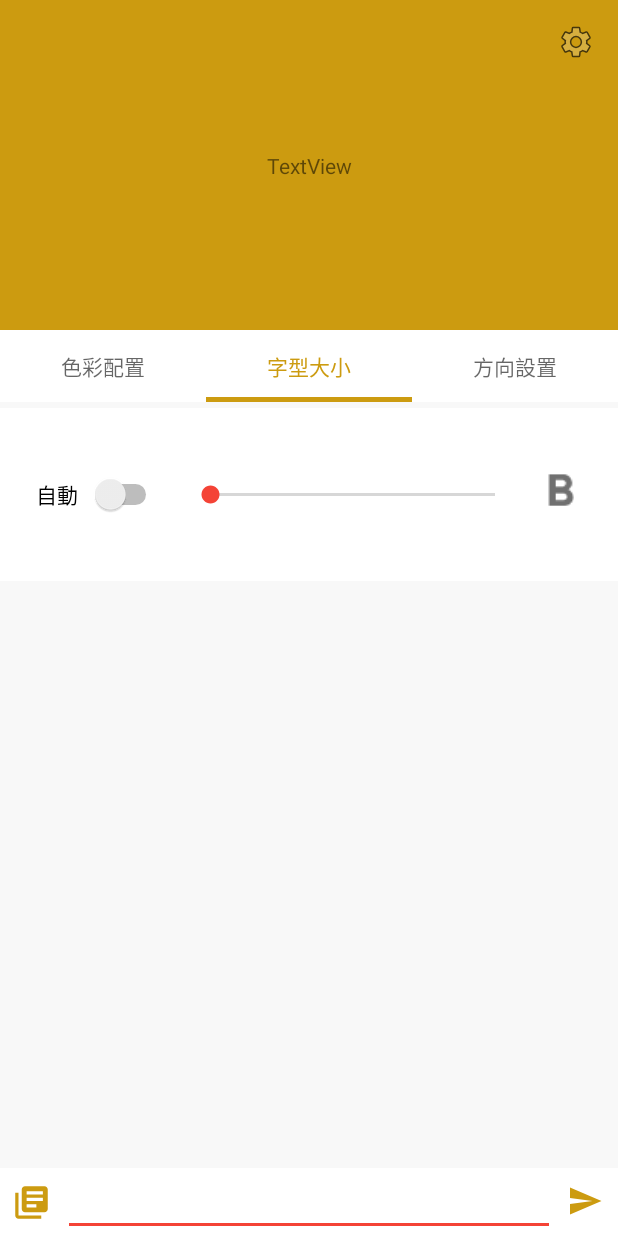
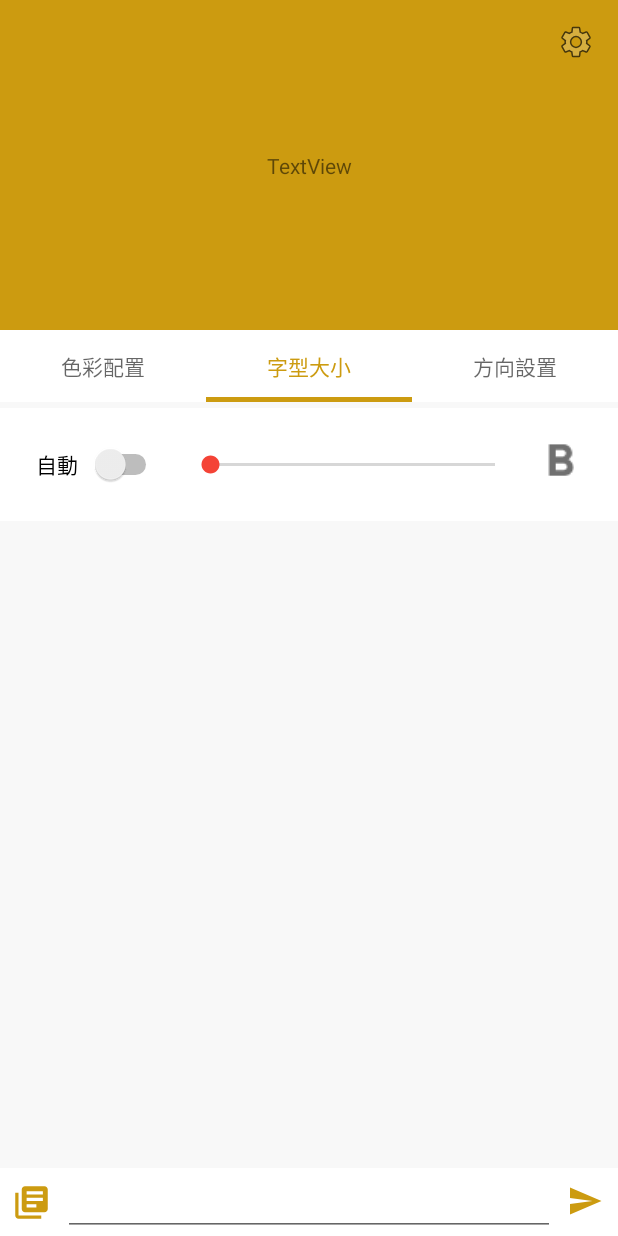
Before and after one commit to mrfatworm/VisualChat, an Android app: the screen it shows after launch (MainActivity), tab 2 chosen, on a phone screen of 412 x 824 dp. Run offline under Robolectric (Android 15) with nearby library versions, the phone set to English and light mode, and no system bars.

Commit message:
Modify ViewPager to ViewPager2
ViewPager -> ViewPager2
viewpagerAdapter : CustomizeAdapter -> ViewPager2Adapter
modify Customize*Fragment layout height

```diff
--- a/app/src/main/java/yuntech/b10517012/visualchat/CustomizeFontFragment.kt
+++ b/app/src/main/java/yuntech/b10517012/visualchat/CustomizeFontFragment.kt
@@ -4,10 +4,7 @@ import android.os.Bundle
 import android.view.LayoutInflater
 import android.view.View
 import android.view.ViewGroup
-import android.widget.AbsSeekBar
-import android.widget.ImageButton
-import android.widget.SeekBar
-import android.widget.Switch
+import android.widget.*
 import androidx.fragment.app.Fragment
 
 class CustomizeFontFragment : Fragment() {
@@ -15,7 +12,7 @@ class CustomizeFontFragment : Fragment() {
     private lateinit var customizeViewModel: CustomizeViewModel;
     private lateinit var swAuto: Switch
     private lateinit var seekBar: SeekBar
-    private lateinit var btnBold: ImageButton
+    private lateinit var cbBold: CheckBox
 
     fun setViewModel(customizeViewModel: CustomizeViewModel){
         this.customizeViewModel = customizeViewModel
@@ -24,6 +21,10 @@ class CustomizeFontFragment : Fragment() {
         inflater: LayoutInflater, container: ViewGroup?, savedInstanceState: Bundle?): View? {
         val root = inflater.inflate(R.layout.fragment_customize_font, container, false)
 
+        swAuto = root.findViewById(R.id.sw_font_auto)
+        seekBar = root.findViewById(R.id.seekBar_font)
+        cbBold = root.findViewById(R.id.cb_font_bold)
+
         return root
     }
 }
--- a/app/src/main/java/yuntech/b10517012/visualchat/MainActivity.kt
+++ b/app/src/main/java/yuntech/b10517012/visualchat/MainActivity.kt
@@ -2,18 +2,22 @@ package yuntech.b10517012.visualchat
 
 import androidx.appcompat.app.AppCompatActivity
 import android.os.Bundle
+import android.view.View
+import android.view.ViewGroup
 import android.widget.TextView
+import android.widget.Toast
 import androidx.lifecycle.Observer
 import androidx.lifecycle.ViewModelProviders
-import androidx.viewpager.widget.ViewPager
+import androidx.viewpager2.widget.ViewPager2
 import com.google.android.material.tabs.TabLayout
+import com.google.android.material.tabs.TabLayoutMediator
 
 class MainActivity : AppCompatActivity() {
 
     private lateinit var tvPreview:TextView
     private lateinit var tabLayout:TabLayout
-    private lateinit var viewPager: ViewPager
-    private lateinit var adapter: CustomizeAdapter
+    private lateinit var viewPager: ViewPager2
+    private lateinit var adapter: ViewPager2Adapter
     private lateinit var customizeViewModel: CustomizeViewModel;
 
     override fun onCreate(savedInstanceState: Bundle?) {
@@ -31,12 +35,20 @@ class MainActivity : AppCompatActivity() {
         tvPreview = findViewById(R.id.tv_main_preview)
         tabLayout = findViewById(R.id.tab_main_setting)
         viewPager = findViewById(R.id.vp_main_setting)
-        adapter = CustomizeAdapter(supportFragmentManager)
+        adapter = ViewPager2Adapter(this)
         adapter.setViewModel(customizeViewModel)
 
         //val inflater = getSystemService(Context.LAYOUT_INFLATER_SERVICE) as LayoutInflater
-        viewPager.adapter = adapter
-        tabLayout.setupWithViewPager(viewPager)
+        viewPager.setAdapter(adapter)
+        TabLayoutMediator(tabLayout, viewPager){tab, position ->
+            tab.text = (when(position){
+                0 -> "色彩配置"
+                1 -> "字型大小"
+                else -> "方向設置"
+            })
+        }.attach()
+
+
 
     }
 }
--- /dev/null
+++ b/app/src/main/java/yuntech/b10517012/visualchat/ViewPager2Adapter.kt
@@ -0,0 +1,31 @@
+package yuntech.b10517012.visualchat
+
+import androidx.fragment.app.Fragment
+import androidx.fragment.app.FragmentActivity
+import androidx.viewpager2.adapter.FragmentStateAdapter
+
+class ViewPager2Adapter(fragmentActivity: FragmentActivity) :
+    FragmentStateAdapter(fragmentActivity) {
+
+    private lateinit var customizeViewModel: CustomizeViewModel;
+
+    override fun createFragment(position: Int): Fragment {
+        return when(position){
+            0 -> CustomizeColorFragment().apply { setViewModel(customizeViewModel) }
+            1 -> CustomizeFontFragment().apply { setViewModel(customizeViewModel) }
+            else -> CustomizeLayoutFragment().apply { setViewModel(customizeViewModel) }
+        }
+    }
+
+    fun setViewModel(customizeViewModel: CustomizeViewModel){
+        this.customizeViewModel = customizeViewModel
+    }
+
+    override fun getItemCount(): Int {
+        return CARD_ITEM_SIZE
+    }
+
+    companion object {
+        private const val CARD_ITEM_SIZE = 3
+    }
+}
--- a/app/src/main/res/layout/activity_main.xml
+++ b/app/src/main/res/layout/activity_main.xml
@@ -51,12 +51,11 @@
         app:layout_constraintStart_toStartOf="parent"
         app:layout_constraintTop_toBottomOf="@+id/img_main_preview_bg" />
 
-    <yuntech.b10517012.visualchat.WrapContentHeightViewPager
+    <androidx.viewpager2.widget.ViewPager2
         android:id="@+id/vp_main_setting"
         android:layout_width="match_parent"
         android:layout_height="wrap_content"
         android:layout_marginTop="4dp"
-        android:background="@color/white"
         app:layout_behavior="@string/appbar_scrolling_view_behavior"
         app:layout_constraintEnd_toEndOf="parent"
         app:layout_constraintStart_toStartOf="parent"
--- a/app/src/main/res/layout/fragment_customize_color.xml
+++ b/app/src/main/res/layout/fragment_customize_color.xml
@@ -2,6 +2,7 @@
 <androidx.constraintlayout.widget.ConstraintLayout xmlns:android="http://schemas.android.com/apk/res/android"
     android:layout_width="match_parent"
     android:layout_height="wrap_content"
+    android:background="@color/white"
     xmlns:app="http://schemas.android.com/apk/res-auto">
 
     <TextView
--- a/app/src/main/res/layout/fragment_customize_font.xml
+++ b/app/src/main/res/layout/fragment_customize_font.xml
@@ -6,29 +6,24 @@
     android:layout_height="wrap_content">
 
 
-    <Switch
-        android:id="@+id/sw_font_auto"
-        android:layout_width="wrap_content"
+    <androidx.constraintlayout.widget.ConstraintLayout
+        android:layout_width="match_parent"
         android:layout_height="wrap_content"
-        android:layout_marginStart="24dp"
-        android:layout_marginTop="16dp"
-        android:layout_marginBottom="16dp"
-        android:switchPadding="8dp"
-        android:text="自動"
-        app:layout_constraintBottom_toBottomOf="parent"
+        android:background="@color/white"
+        app:layout_constraintEnd_toEndOf="parent"
         app:layout_constraintStart_toStartOf="parent"
-        app:layout_constraintTop_toTopOf="parent" />
+        app:layout_constraintTop_toTopOf="parent">
 
         <SeekBar
             android:id="@+id/seekBar_font"
             android:layout_width="0dp"
-        android:layout_height="wrap_content"
+            android:layout_height="0dp"
+            android:layout_marginEnd="16dp"
             android:layout_marginStart="16dp"
-        android:layout_marginEnd="16dp"
-        app:layout_constraintBottom_toBottomOf="parent"
+            app:layout_constraintBottom_toBottomOf="@+id/sw_font_auto"
             app:layout_constraintEnd_toStartOf="@+id/cb_font_bold"
             app:layout_constraintStart_toEndOf="@+id/sw_font_auto"
-        app:layout_constraintTop_toTopOf="parent" />
+            app:layout_constraintTop_toTopOf="@+id/sw_font_auto" />
 
         <com.google.android.material.checkbox.MaterialCheckBox
             android:id="@+id/cb_font_bold"
@@ -42,5 +37,17 @@
             app:layout_constraintEnd_toEndOf="parent"
             app:layout_constraintTop_toTopOf="@+id/seekBar_font" />
 
+        <Switch
+            android:id="@+id/sw_font_auto"
+            android:layout_width="wrap_content"
+            android:layout_height="wrap_content"
+            android:switchPadding="8dp"
+            android:layout_margin="24dp"
+            android:text="自動"
+            app:layout_constraintBottom_toBottomOf="parent"
+            app:layout_constraintStart_toStartOf="parent"
+            app:layout_constraintTop_toTopOf="parent" />
+    </androidx.constraintlayout.widget.ConstraintLayout>
+
 
 </androidx.constraintlayout.widget.ConstraintLayout>
--- a/app/src/main/res/layout/fragment_customize_layout.xml
+++ b/app/src/main/res/layout/fragment_customize_layout.xml
@@ -5,13 +5,19 @@
     android:layout_width="match_parent"
     android:layout_height="match_parent">
 
+    <androidx.constraintlayout.widget.ConstraintLayout
+        android:layout_width="match_parent"
+        android:layout_height="wrap_content"
+        app:layout_constraintEnd_toEndOf="parent"
+        app:layout_constraintStart_toStartOf="parent"
+        app:layout_constraintTop_toTopOf="parent"
+        android:background="@color/white">
 
         <RadioGroup
             android:layout_width="0dp"
             android:layout_height="wrap_content"
+            android:gravity="center"
             android:orientation="horizontal"
-        android:gravity="center"
-        app:layout_constraintBottom_toBottomOf="parent"
             app:layout_constraintEnd_toEndOf="parent"
             app:layout_constraintStart_toStartOf="parent"
             app:layout_constraintTop_toTopOf="parent">
@@ -26,9 +32,11 @@
 
             <RadioButton
                 android:id="@+id/rbtn_layout2"
-            android:layout_margin="18dp"
                 android:layout_width="wrap_content"
                 android:layout_height="wrap_content"
+                android:layout_margin="18dp"
                 android:button="@drawable/selector_phone" />
         </RadioGroup>
     </androidx.constraintlayout.widget.ConstraintLayout>
+
+</androidx.constraintlayout.widget.ConstraintLayout>
```
Lines whose indentation alone changed are shown as unchanged.
